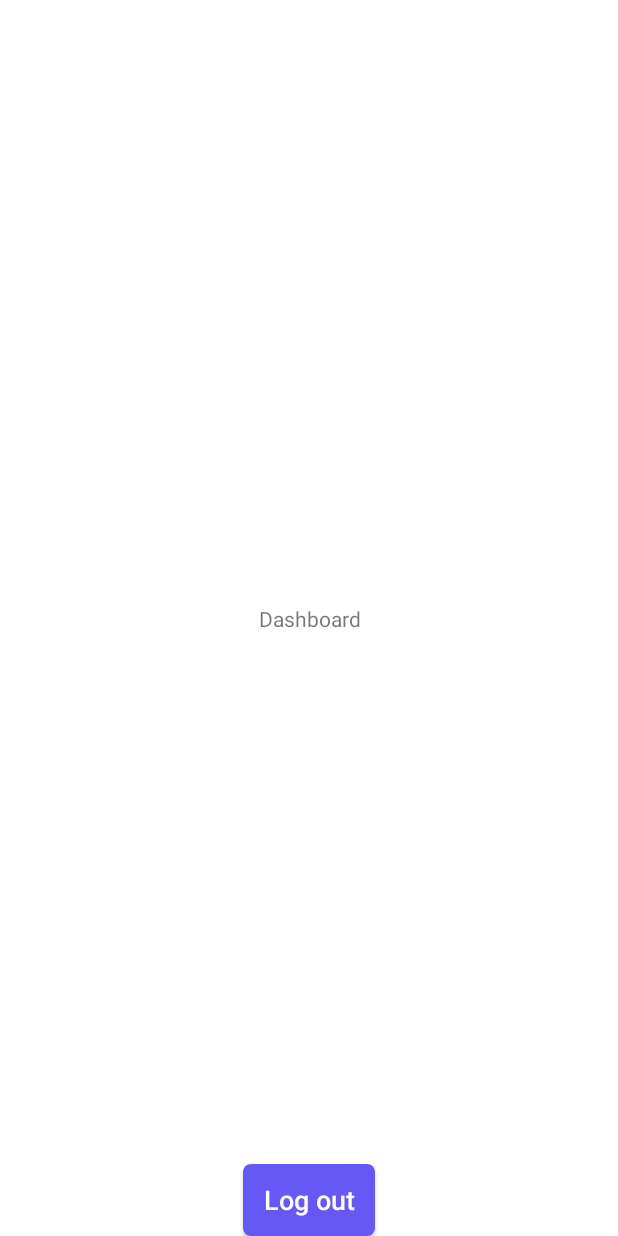
After one commit to dashxhq/dashx-demo-android, an Android app: the HomeFragment screen opened directly, with no data from a screen before it, on a phone screen of 412 x 824 dp. The commit adds this screen. Run offline under Robolectric (Android 15) with nearby library versions, the phone set to English and light mode, and no system bars.

Commit message:
Added Home screen

```diff
--- a/app/src/main/AndroidManifest.xml
+++ b/app/src/main/AndroidManifest.xml
@@ -21,7 +21,7 @@
             </intent-filter>
         </activity>
         <activity
-            android:name=".MainActivity"
+            android:name=".feature.home.HomeActivity"
             android:exported="false">
 
         </activity>
--- a/app/src/main/java/com/dashxdemo/app/feature/home/HomeActivity.kt
+++ b/app/src/main/java/com/dashxdemo/app/feature/home/HomeActivity.kt
@@ -2,15 +2,15 @@ package com.dashxdemo.app.feature.home
 
 import androidx.appcompat.app.AppCompatActivity
 import android.os.Bundle
-import com.dashxdemo.app.databinding.ActivityMainBinding
+import com.dashxdemo.app.databinding.ActivityHomeBinding
 
-class MainActivity : AppCompatActivity() {
+class HomeActivity : AppCompatActivity() {
 
-    private lateinit var binding: ActivityMainBinding
+    private lateinit var binding: ActivityHomeBinding
 
     override fun onCreate(savedInstanceState: Bundle?) {
         super.onCreate(savedInstanceState)
-        binding = ActivityMainBinding.inflate(layoutInflater)
+        binding = ActivityHomeBinding.inflate(layoutInflater)
         setContentView(binding.root)
     }
 }
--- /dev/null
+++ b/app/src/main/java/com/dashxdemo/app/feature/home/fragment/HomeFragment.kt
@@ -0,0 +1,41 @@
+package com.dashxdemo.app.feature.home.fragment
+
+import android.content.Intent
+import android.os.Bundle
+import androidx.fragment.app.Fragment
+import android.view.LayoutInflater
+import android.view.View
+import android.view.ViewGroup
+import com.dashxdemo.app.R
+import com.dashxdemo.app.databinding.FragmentHomeBinding
+import com.dashxdemo.app.databinding.FragmentLoginBinding
+import com.dashxdemo.app.feature.home.HomeActivity
+import com.dashxdemo.app.feature.login.LoginActivity
+import com.dashxdemo.app.pref.AppPref
+
+class HomeFragment : Fragment() {
+    private lateinit var binding: FragmentHomeBinding
+    override fun onCreateView(
+        inflater: LayoutInflater,
+        container: ViewGroup?,
+        savedInstanceState: Bundle?
+    ): View {
+        binding = FragmentHomeBinding.inflate(inflater)
+        return binding.root
+    }
+
+    override fun onViewCreated(view: View, savedInstanceState: Bundle?) {
+        super.onViewCreated(view, savedInstanceState)
+
+        setupUi()
+    }
+
+    private fun setupUi() {
+        binding.logoutButton.setOnClickListener {
+            AppPref(requireContext()).clearPref()
+            val intent = Intent(requireContext(), LoginActivity::class.java)
+            startActivity(intent)
+            requireActivity().finish()
+        }
+    }
+}
--- a/app/src/main/res/layout/activity_home.xml
+++ b/app/src/main/res/layout/activity_home.xml
@@ -4,15 +4,14 @@
     xmlns:tools="http://schemas.android.com/tools"
     android:layout_width="match_parent"
     android:layout_height="match_parent"
-    tools:context=".feature.home.MainActivity">
+    tools:context=".feature.home.HomeActivity">
 
-    <TextView
-        android:layout_width="wrap_content"
-        android:layout_height="wrap_content"
-        android:text="Hello World!"
-        app:layout_constraintBottom_toBottomOf="parent"
-        app:layout_constraintLeft_toLeftOf="parent"
-        app:layout_constraintRight_toRightOf="parent"
-        app:layout_constraintTop_toTopOf="parent" />
+    <androidx.fragment.app.FragmentContainerView
+        android:id="@+id/fragment_view"
+        android:name="androidx.navigation.fragment.NavHostFragment"
+        android:layout_width="match_parent"
+        android:layout_height="match_parent"
+        app:defaultNavHost="true"
+        app:navGraph="@navigation/navigation_home" />
 
 </androidx.constraintlayout.widget.ConstraintLayout>
--- /dev/null
+++ b/app/src/main/res/layout/fragment_home.xml
@@ -0,0 +1,38 @@
+<?xml version="1.0" encoding="utf-8"?>
+<androidx.constraintlayout.widget.ConstraintLayout xmlns:android="http://schemas.android.com/apk/res/android"
+    xmlns:app="http://schemas.android.com/apk/res-auto"
+    xmlns:tools="http://schemas.android.com/tools"
+    android:layout_width="match_parent"
+    android:layout_height="match_parent"
+    tools:context=".feature.home.fragment.HomeFragment">
+
+    <TextView
+        android:layout_width="wrap_content"
+        android:layout_height="wrap_content"
+        android:gravity="center"
+        android:text="Dashboard"
+        app:layout_constraintBottom_toBottomOf="parent"
+        app:layout_constraintEnd_toEndOf="parent"
+        app:layout_constraintStart_toStartOf="parent"
+        app:layout_constraintTop_toTopOf="parent" />
+
+    <androidx.appcompat.widget.AppCompatButton
+        android:id="@+id/logoutButton"
+        android:layout_width="wrap_content"
+        android:layout_height="wrap_content"
+        android:layout_marginTop="16dp"
+        android:background="@drawable/background_button_filled"
+        android:clickable="true"
+        android:focusable="true"
+        android:foreground="?attr/selectableItemBackgroundBorderless"
+        android:padding="10dp"
+        android:text="@string/logout"
+        android:textAlignment="center"
+        android:textAllCaps="false"
+        android:textColor="@color/white"
+        android:textSize="18sp"
+        app:layout_constraintBottom_toBottomOf="parent"
+        app:layout_constraintEnd_toEndOf="parent"
+        app:layout_constraintStart_toStartOf="parent" />
+
+</androidx.constraintlayout.widget.ConstraintLayout>
--- /dev/null
+++ b/app/src/main/res/navigation/navigation_home.xml
@@ -0,0 +1,13 @@
+<?xml version="1.0" encoding="utf-8"?>
+<navigation xmlns:android="http://schemas.android.com/apk/res/android"
+    xmlns:app="http://schemas.android.com/apk/res-auto"
+    xmlns:tools="http://schemas.android.com/tools"
+    android:id="@+id/navigation_home"
+    app:startDestination="@id/nav_home">
+
+    <fragment
+        android:id="@+id/nav_home"
+        android:name="com.dashxdemo.app.feature.home.fragment.HomeFragment"
+        android:label="Home Fragment"
+        tools:layout="@layout/fragment_home" />
+</navigation>
--- a/app/src/main/res/values/strings.xml
+++ b/app/src/main/res/values/strings.xml
@@ -8,4 +8,5 @@
     <string name="signInTitle">Sign in to your Account</string>
     <string name="first_name">First Name</string>
     <string name="last_name">Last Name</string>
+    <string name="logout">Log out</string>
 </resources>
```
